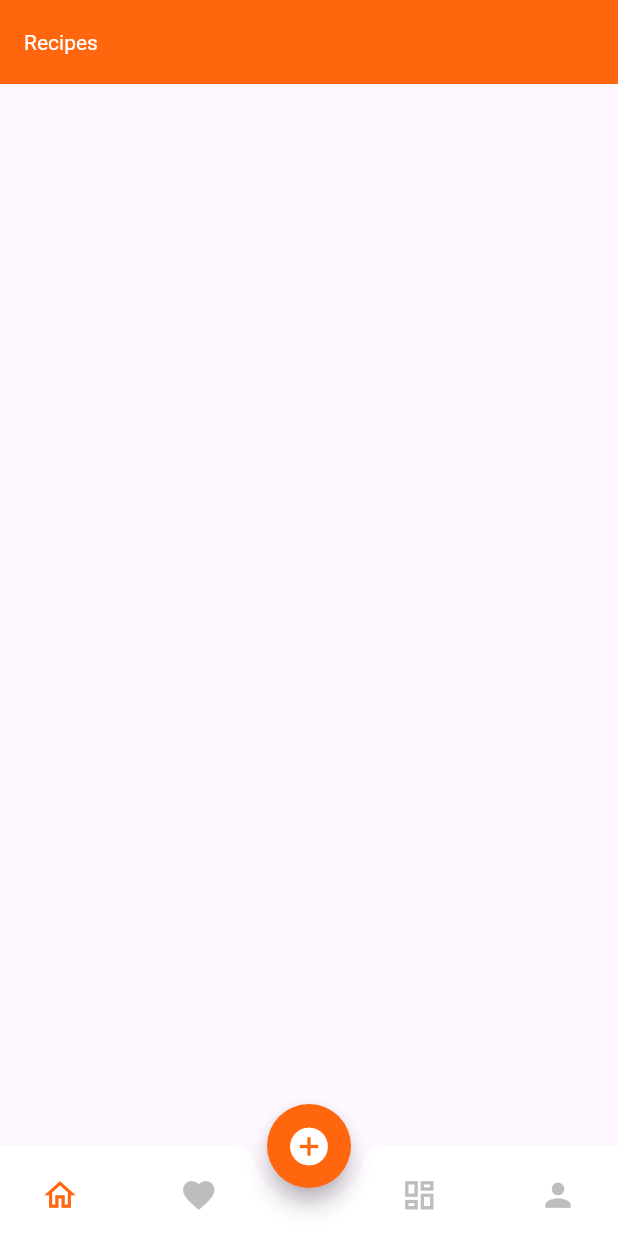
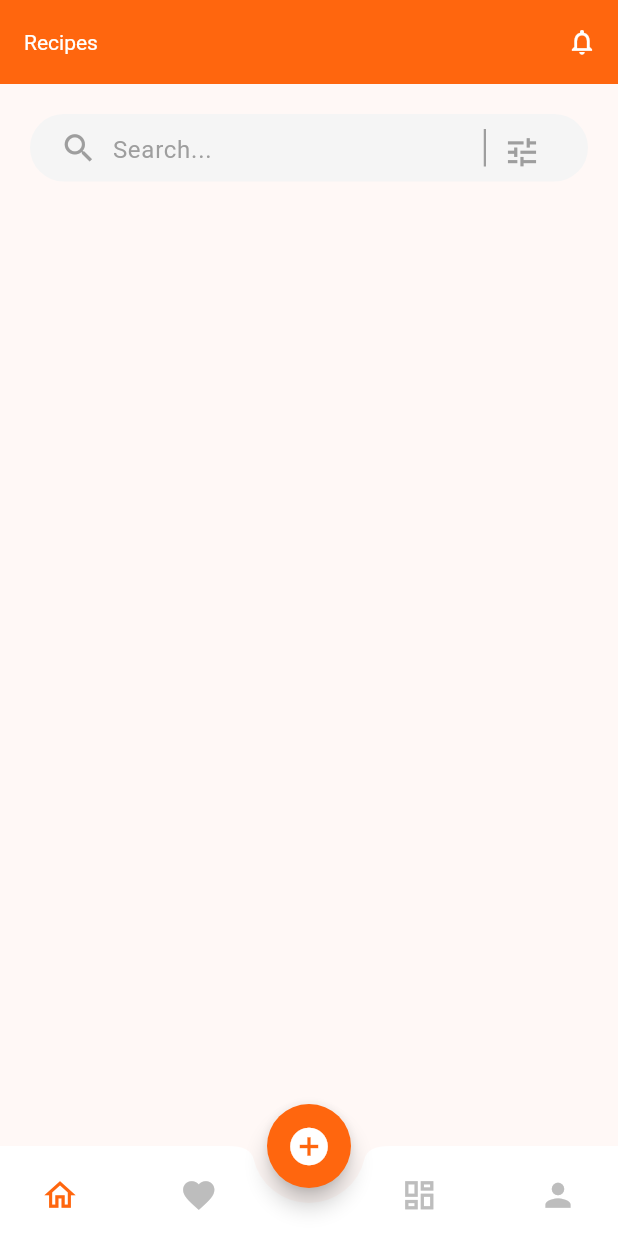
Before and after one commit to 1king-sly/recipe-app, a Flutter app: the screen it shows after launch, on a phone screen of 412 x 824 dp. Run offline on Flutter 3.47's test engine with Material 3 defaults, Android fonts, the phone set to English and light mode, and no system bars; our stand-ins replace animated_splash_screen, lottie, page_transition.

Commit message:
added the search bar and notification on appBar

```diff
--- /dev/null
+++ b/lib/components/search_bar.dart
@@ -0,0 +1,57 @@
+// ignore_for_file: sized_box_for_whitespace
+
+import 'package:flutter/material.dart';
+import 'package:recipe/constants/constants.dart';
+
+class MySearchBar extends StatefulWidget {
+  const MySearchBar({super.key});
+
+  @override
+  State<MySearchBar> createState() => _MySearchBarState();
+}
+
+class _MySearchBarState extends State<MySearchBar> {
+  @override
+  Widget build(BuildContext context) {
+    return Container(
+      height: 45,
+      width: double.infinity,
+      decoration: BoxDecoration(
+        borderRadius: BorderRadius.circular(30),
+        color: primaryColor,
+      ),
+      padding: const EdgeInsets.symmetric(horizontal: 20, vertical: 5),
+      child: Row(
+        children: [
+          const Icon(
+            Icons.search,
+            color: Colors.grey,
+            size: 25,
+          ),
+          const SizedBox(width: 10),
+          const Flexible(
+            flex: 4,
+            child: TextField(
+              decoration: InputDecoration(
+                  hintText: "Search...",
+                  hintStyle: TextStyle(color: Colors.grey),
+                  border: InputBorder.none),
+            ),
+          ),
+          Container(
+            height: 25,
+            width: 1.5,
+            color: Colors.grey,
+          ),
+          IconButton(
+              onPressed: () {},
+              icon: const Icon(
+                Icons.tune,
+                color: Colors.grey,
+                size: 25,
+              ))
+        ],
+      ),
+    );
+  }
+}
--- a/lib/main.dart
+++ b/lib/main.dart
@@ -1,14 +1,15 @@
 import 'package:flutter/material.dart';
+import 'package:recipe/constants/constants.dart';
 import 'package:recipe/pages/splash_screen.dart';
 
 void main() {
   runApp(MaterialApp(
     title: 'Flutter Demo',
     theme: ThemeData(
-        colorScheme: ColorScheme.fromSeed(seedColor: Colors.deepPurple),
+      colorScheme: ColorScheme.fromSeed(seedColor: mainColor),
       useMaterial3: true,
     ),
-      debugShowCheckedModeBanner:false,
+    debugShowCheckedModeBanner: false,
     home: const SplashScreen(),
   ));
 }
--- a/lib/pages/favorites_page.dart
+++ b/lib/pages/favorites_page.dart
@@ -1,5 +1,4 @@
 import 'package:flutter/material.dart';
-import 'package:recipe/constants/constants.dart';
 
 class FavoritesPage extends StatefulWidget {
   const FavoritesPage({super.key});
--- a/lib/pages/home_page.dart
+++ b/lib/pages/home_page.dart
@@ -1,4 +1,5 @@
 import 'package:flutter/material.dart';
+import 'package:recipe/components/search_bar.dart';
 import 'package:recipe/constants/constants.dart';
 import 'package:recipe/pages/create_recipe_page.dart';
 import 'package:recipe/pages/dashboard_page.dart';
@@ -15,7 +16,7 @@ class HomePage extends StatefulWidget {
 class _HomePageState extends State<HomePage> {
   int currentIndex = 0;
   List screens = const [
-    Scaffold(),
+    Home(),
     FavoritesPage(),
     CreateRecipePage(),
     DashboardPage(),
@@ -33,6 +34,15 @@ class _HomePageState extends State<HomePage> {
           ),
         ),
         backgroundColor: mainColor,
+        actions: [
+          IconButton(
+              onPressed: () {},
+              icon: const Icon(
+                Icons.notifications_outlined,
+                color: Colors.white,
+                size: 20,
+              ))
+        ],
       ),
       floatingActionButton: FloatingActionButton(
           onPressed: () {
@@ -110,3 +120,27 @@ class _HomePageState extends State<HomePage> {
     );
   }
 }
+
+class Home extends StatefulWidget {
+  const Home({super.key});
+
+  @override
+  State<Home> createState() => _HomeState();
+}
+
+class _HomeState extends State<Home> {
+  @override
+  Widget build(BuildContext context) {
+    return const Scaffold(
+      body: SingleChildScrollView(
+          child: Padding(
+        padding: EdgeInsets.all(20),
+        child: Column(
+          children: [
+            MySearchBar(),
+          ],
+        ),
+      )),
+    );
+  }
+}
```
Lines whose indentation alone changed are shown as unchanged.
